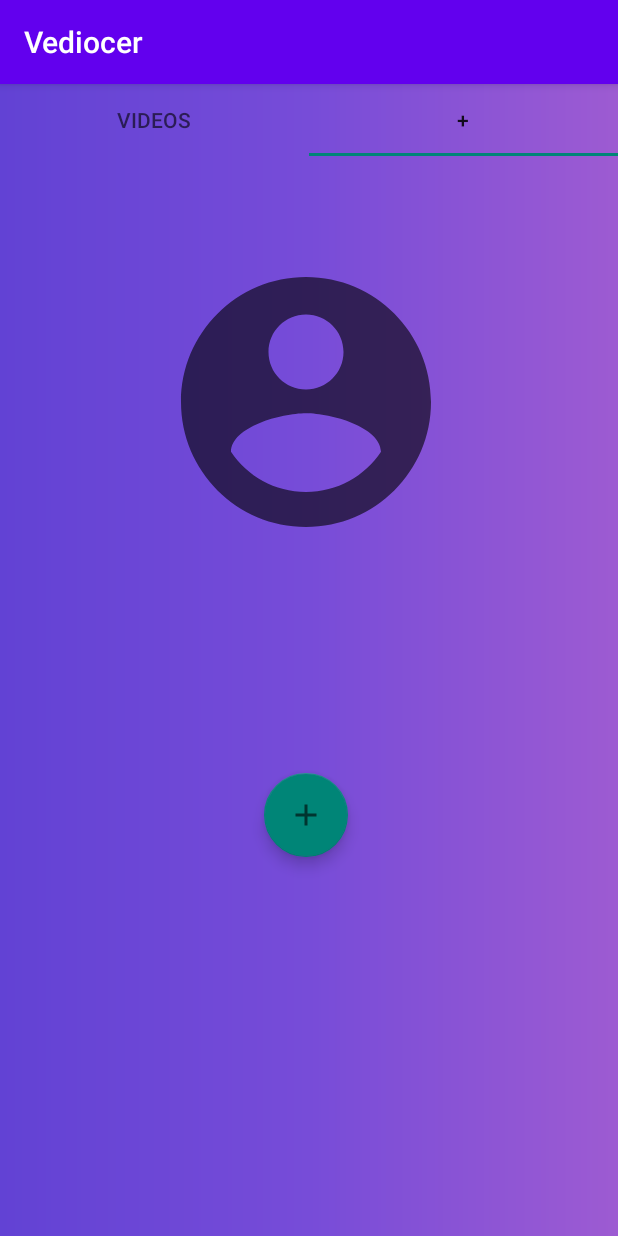
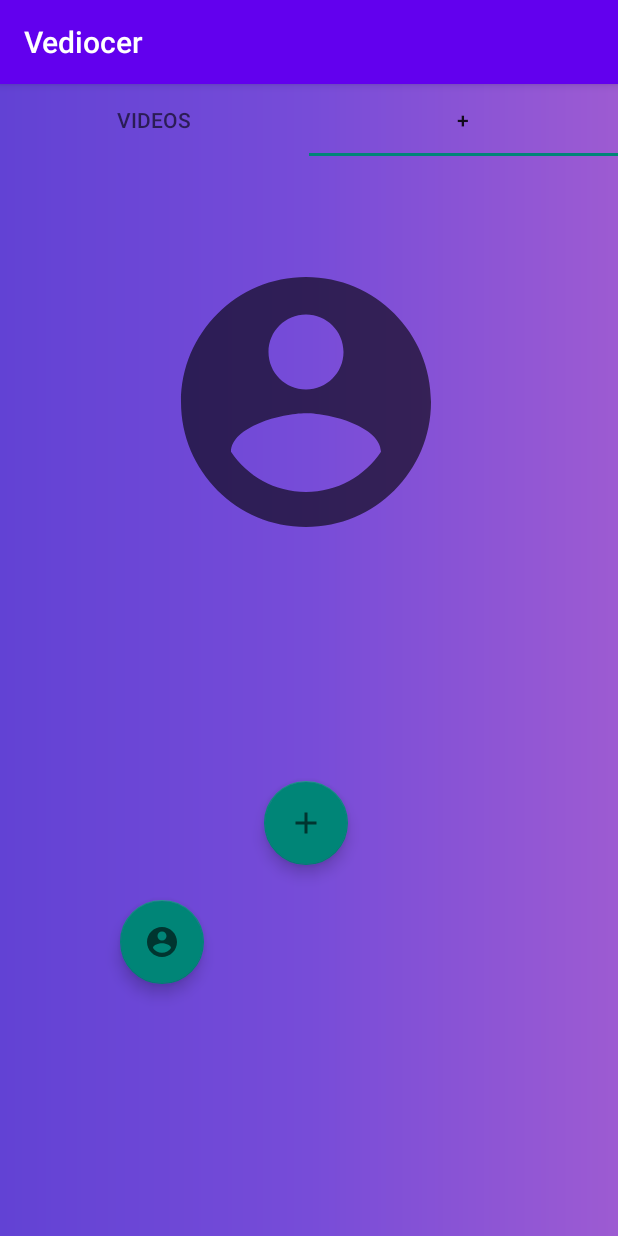
Before and after one commit to partg952/Vediocer, an Android app: the screen it shows after launch once a user with an empty profile is signed in (MainActivity2), tab 2 chosen, on a phone screen of 412 x 824 dp. Run offline under Robolectric (Android 15) with nearby library versions, the phone set to English and light mode, and no system bars; our stand-ins replace Firebase (no records; nobody signed in at launch, a user with empty details on screens opened directly).

Commit message:
first commit

```diff
--- a/app/src/main/java/com/example/vediocer/second.kt
+++ b/app/src/main/java/com/example/vediocer/second.kt
@@ -22,6 +22,7 @@ class second : Fragment() {
         var text = view.findViewById<TextView>(R.id.textView2)
         var add = view.findViewById<FloatingActionButton>(R.id.floatingActionButton)
 
+
         text.text = FirebaseAuth.getInstance().currentUser?.email.toString()
 
         add.setOnClickListener {
--- a/app/src/main/res/layout/fragment_second.xml
+++ b/app/src/main/res/layout/fragment_second.xml
@@ -24,6 +24,9 @@
         android:layout_width="wrap_content"
         android:layout_height="wrap_content"
         android:text="TextView"
+        android:textColor="@color/black"
+        android:textStyle="bold"
+        android:textSize="20sp"
         app:layout_constraintBottom_toBottomOf="parent"
         app:layout_constraintEnd_toEndOf="parent"
         app:layout_constraintHorizontal_bias="0.498"
@@ -43,4 +46,15 @@
         app:layout_constraintStart_toStartOf="parent"
         app:layout_constraintTop_toBottomOf="@+id/textView2"
         app:layout_constraintVertical_bias="0.262" />
+
+    <com.google.android.material.floatingactionbutton.FloatingActionButton
+        android:id="@+id/floatingActionButton2"
+        android:layout_width="wrap_content"
+        android:layout_height="wrap_content"
+        android:layout_marginStart="80dp"
+        android:layout_marginBottom="168dp"
+        android:clickable="true"
+        android:src="@drawable/ic_baseline_account_circle_24"
+        app:layout_constraintBottom_toBottomOf="parent"
+        app:layout_constraintStart_toStartOf="parent" />
 </androidx.constraintlayout.widget.ConstraintLayout>
```
Also changed, not shown: app/src/main/AndroidManifest.xml (+5 -3 lines), app/src/main/java/com/example/vediocer/members.kt (added, +11 -0 lines), app/src/main/res/layout/activity_members.xml (added, +9 -0 lines).
